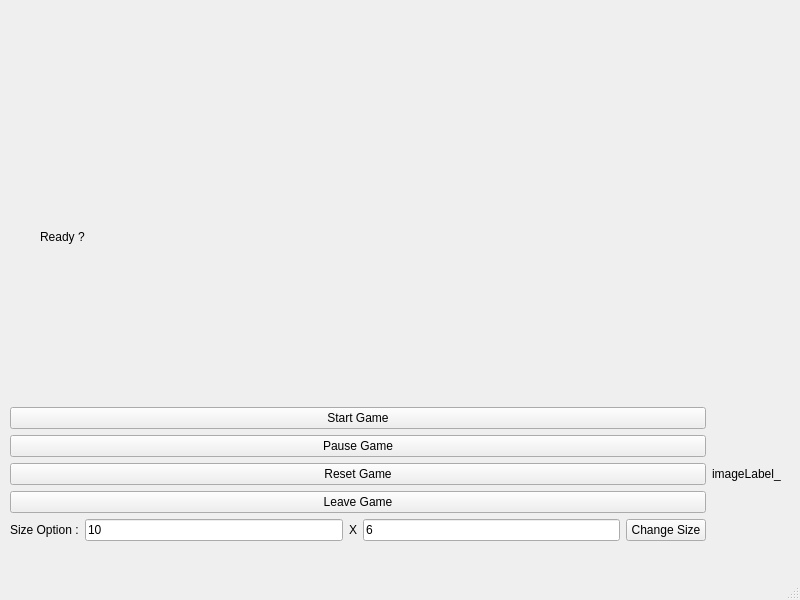
Before: the Qt Designer form ApplicationLabyrinthe/Labyrinthe/mainwindow.ui in SamuelTauleigne/LabyrinthProject, drawn with Qt 5.
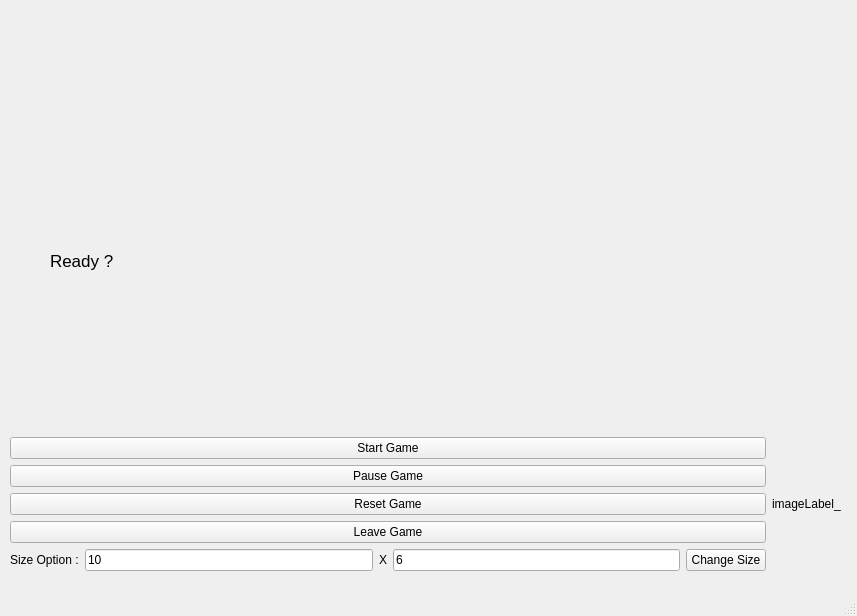
After: the same form once the commit is applied.

Commit message: Agrandissement de la fenêtre, retrait du sol de la carte, ajustements de l'affichage

The edit to the form file:
```diff
--- a/ApplicationLabyrinthe/Labyrinthe/mainwindow.ui
+++ b/ApplicationLabyrinthe/Labyrinthe/mainwindow.ui
@@ -6,8 +6,8 @@
    <rect>
     <x>0</x>
     <y>0</y>
-    <width>800</width>
-    <height>600</height>
+    <width>857</width>
+    <height>616</height>
    </rect>
   </property>
   <property name="windowTitle">
@@ -25,8 +25,8 @@
      <rect>
       <x>10</x>
       <y>10</y>
-      <width>771</width>
-      <height>531</height>
+      <width>831</width>
+      <height>561</height>
      </rect>
     </property>
     <layout class="QVBoxLayout" name="verticalLayout">
@@ -38,10 +38,10 @@
        <widget class="QLabel" name="chronoLabel">
         <property name="geometry">
          <rect>
-          <x>30</x>
-          <y>220</y>
-          <width>47</width>
-          <height>14</height>
+          <x>40</x>
+          <y>230</y>
+          <width>81</width>
+          <height>41</height>
          </rect>
         </property>
         <property name="palette">
@@ -486,6 +486,11 @@
           </disabled>
          </palette>
         </property>
+        <property name="font">
+         <font>
+          <pointsize>13</pointsize>
+         </font>
+        </property>
         <property name="text">
          <string>Ready ?</string>
         </property>
@@ -493,10 +498,10 @@
        <widget class="QWidget" name="gridLayoutWidget">
         <property name="geometry">
          <rect>
-          <x>250</x>
+          <x>280</x>
           <y>0</y>
-          <width>521</width>
-          <height>261</height>
+          <width>551</width>
+          <height>281</height>
          </rect>
         </property>
         <layout class="QGridLayout" name="gridLayout"/>
@@ -506,8 +511,8 @@
          <rect>
           <x>0</x>
           <y>0</y>
-          <width>251</width>
-          <height>201</height>
+          <width>281</width>
+          <height>221</height>
          </rect>
         </property>
         <layout class="QGridLayout" name="gridLayout_4"/>
```
Left out of the diff: 2 changed lines with no effect on the pictures. The commit also changes 6 other files.
